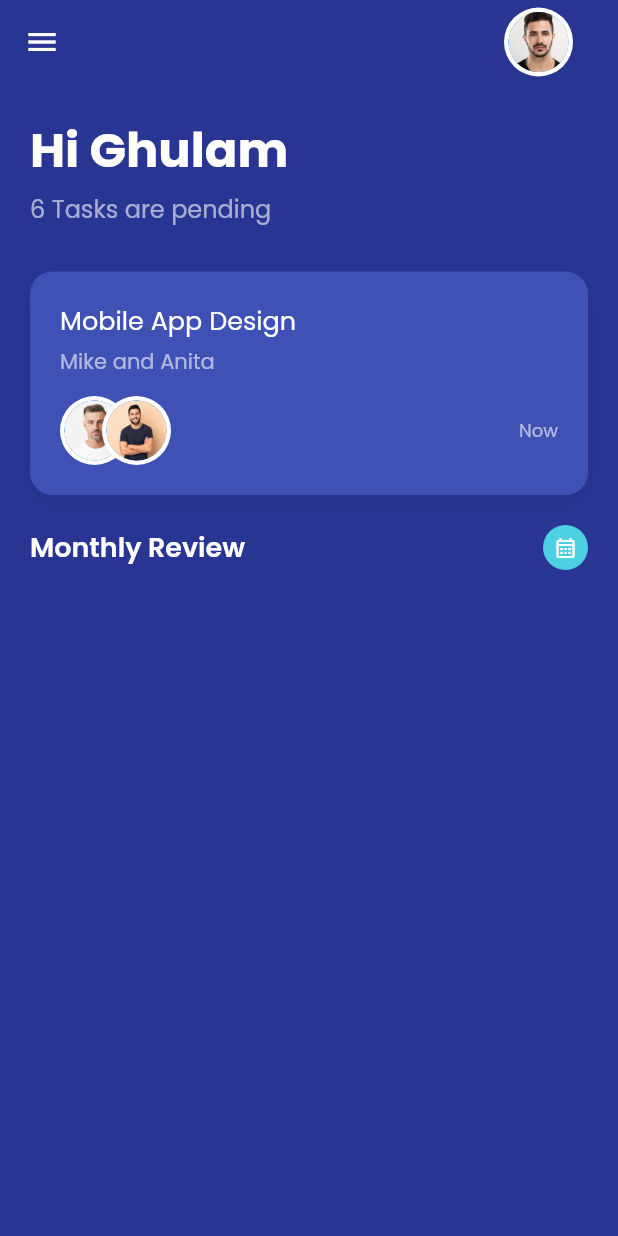
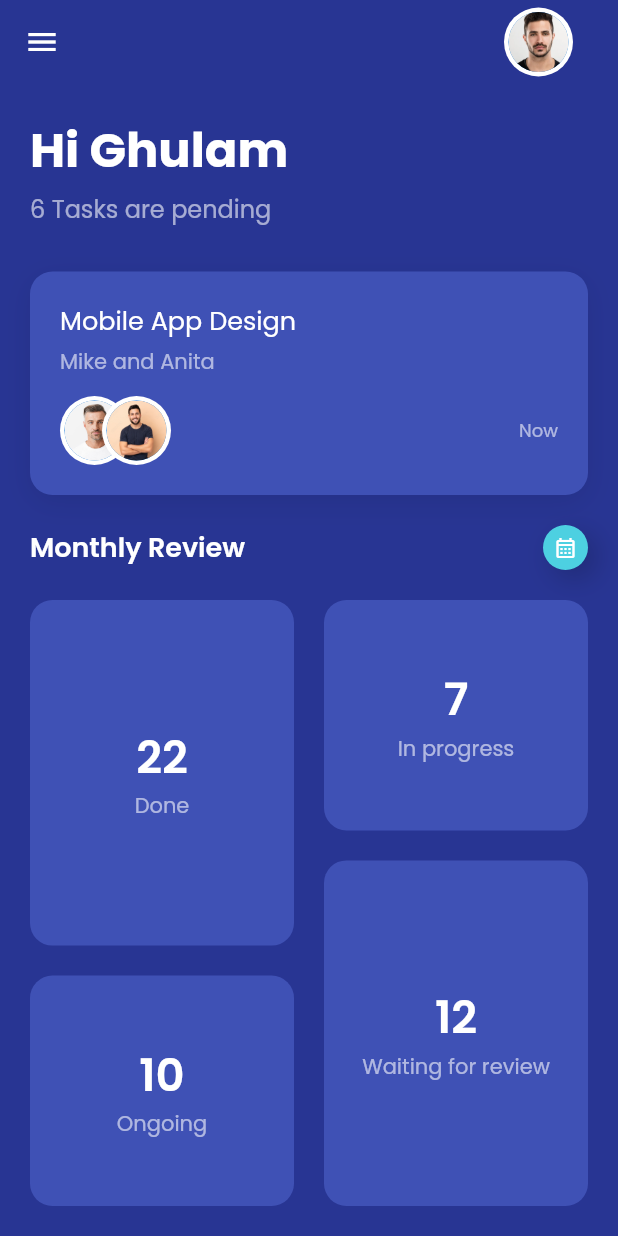
Before and after one commit to farhan-syah/flutter-training-18-Jul, a Flutter app: the HomeScreen screen opened directly, on a phone screen of 412 x 824 dp. Run offline on Flutter 3.47's test engine with Material 2 defaults, Android fonts, the phone set to English and light mode, and no system bars.

Commit message:
Bottom part of the body of HomeScreen

```diff
--- a/lib/home.screen.dart
+++ b/lib/home.screen.dart
@@ -1,3 +1,4 @@
+// ignore_for_file: public_member_api_docs, sort_constructors_first
 import 'package:flutter/material.dart';
 import 'package:training_18_jul/const.dart';
 
@@ -62,9 +63,14 @@ class HomeScreen extends StatelessWidget {
                 Container(
                   padding: const EdgeInsets.all(7),
                   decoration: BoxDecoration(
-                    color: Colors.cyan.shade300,
-                    shape: BoxShape.circle,
-                  ),
+                      color: Colors.cyan.shade300,
+                      shape: BoxShape.circle,
+                      boxShadow: [
+                        BoxShadow(
+                            blurRadius: 15,
+                            color: Colors.black.withAlpha(50),
+                            offset: const Offset(6, 6))
+                      ]),
                   child: const Icon(
                     Icons.calendar_month_outlined,
                     size: 16,
@@ -72,6 +78,49 @@ class HomeScreen extends StatelessWidget {
                   ),
                 )
               ],
+            ),
+            const SizedBox(height: 20),
+            Expanded(
+              child: Row(
+                children: [
+                  Expanded(
+                    child: Column(
+                      children: const [
+                        Expanded(
+                          flex: 3,
+                          child: Container2(label: 'Done', number: '22'),
+                        ),
+                        SizedBox(height: 20),
+                        Expanded(
+                          flex: 2,
+                          child: Container2(label: 'Ongoing', number: '10'),
+                        ),
+                      ],
+                    ),
+                  ),
+                  const SizedBox(
+                    width: 20,
+                  ),
+                  Expanded(
+                    child: Column(
+                      children: const [
+                        Expanded(
+                            flex: 2,
+                            child:
+                                Container2(label: 'In progress', number: '7')),
+                        SizedBox(
+                          height: 20,
+                        ),
+                        Expanded(
+                          flex: 3,
+                          child: Container2(
+                              label: 'Waiting for review', number: '12'),
+                        ),
+                      ],
+                    ),
+                  )
+                ],
+              ),
             )
           ],
         ),
@@ -162,3 +211,41 @@ class ImageContainer extends StatelessWidget {
     );
   }
 }
+
+class Container2 extends StatelessWidget {
+  final String label;
+  final String number;
+
+  const Container2({
+    Key? key,
+    required this.label,
+    required this.number,
+  }) : super(key: key);
+
+  @override
+  Widget build(BuildContext context) {
+    return Container(
+      decoration: BoxDecoration(
+          color: Colors.indigo, borderRadius: BorderRadius.circular(15)),
+      child: Column(
+        crossAxisAlignment: CrossAxisAlignment.stretch,
+        mainAxisAlignment: MainAxisAlignment.center,
+        children: [
+          Center(
+            child: Text(
+              number,
+              style: TextStyle(
+                  fontSize: 30, color: textColor2, fontWeight: FontWeight.w600),
+            ),
+          ),
+          Center(
+            child: Text(
+              label,
+              style: TextStyle(fontSize: 14, color: textColor3),
+            ),
+          )
+        ],
+      ),
+    );
+  }
+}
```
